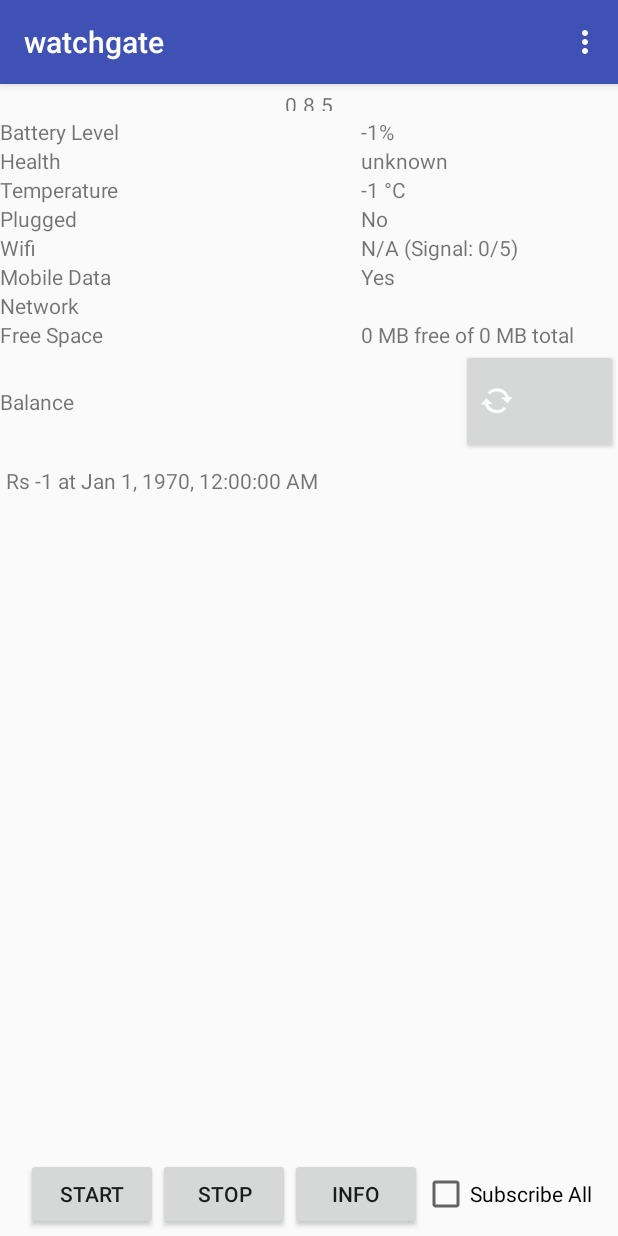
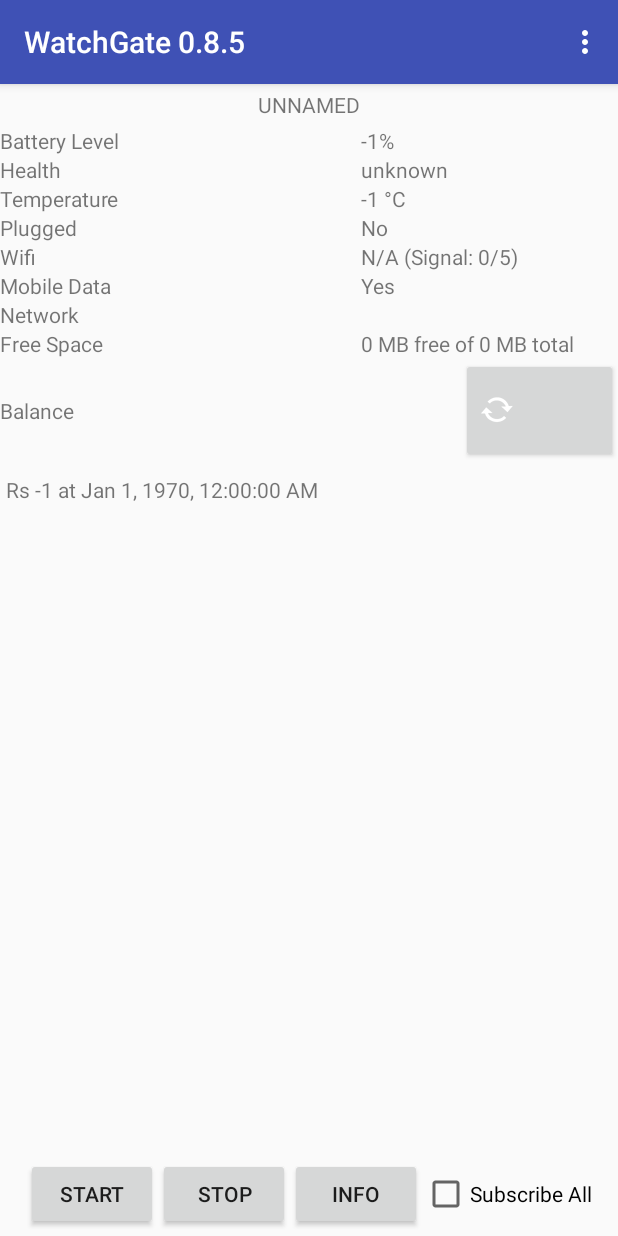
Before and after one commit to binokaryg/watchgate_android, an Android app: the screen it shows after launch (MainActivity), on a phone screen of 412 x 824 dp. Run offline under Robolectric (Android 15) with nearby library versions, the phone set to English and light mode, and no system bars; libraries missing offline, so code that uses them is left out: com.mongodb.lang, com.mongodb.stitch, org.bson; 3 statements that could not run were skipped.

Commit message:
Update notification text, activity title

```diff
--- a/app/src/main/java/com/binokary/watchgate/MainActivity.java
+++ b/app/src/main/java/com/binokary/watchgate/MainActivity.java
@@ -8,6 +8,7 @@
 
 import androidx.core.app.NotificationCompat;
 
+import android.app.PendingIntent;
 import android.content.Context;
 import android.content.DialogInterface;
 import android.content.Intent;
@@ -126,7 +127,6 @@
         setContentView(R.layout.activity_main);
         textView = (TextView) findViewById(R.id.textView);
         titleView = (TextView) findViewById(R.id.textViewTitle);
-        titleView.setText(BuildConfig.VERSION_NAME);
         progressBar = (ProgressBar) findViewById(R.id.progressBar);
 
         levelView = (TextView) findViewById(R.id.textViewLevel);
@@ -154,7 +154,7 @@
         PreferenceManager.setDefaultValues(this, R.xml.pref_smspacks, true);
         mSharedPreferences = PreferenceManager.getDefaultSharedPreferences(this);
 
-        //setTitle("Keep BroadcastReceiver Running After App Exit.");
+        setTitle("WatchGate " + BuildConfig.VERSION_NAME);
 
         //Intent backgroundService = new Intent(getApplicationContext(), GateBackgroundService.class);
         //startService(backgroundService);
@@ -435,6 +435,9 @@
             notificationManager.createNotificationChannel(channel);
         }
         String versionName = BuildConfig.VERSION_NAME;
+        Intent intent = new Intent(this, MainActivity.class);
+        intent.setFlags(Intent.FLAG_ACTIVITY_NEW_TASK | Intent.FLAG_ACTIVITY_CLEAR_TASK);
+        PendingIntent pendingIntent = PendingIntent.getActivity(this, 0, intent, 0);
         persistentNotificationBuilder = new NotificationCompat.Builder(getApplicationContext(), "channel_persistent");
 
         persistentNotificationBuilder.setAutoCancel(false)
@@ -445,8 +448,9 @@
                 .setTicker("Watchgate")
                 .setPriority(Notification.PRIORITY_MAX) // this is deprecated in API 26 but you can still use for below 26
                 .setContentTitle("WG" + versionName)
-                .setContentText("Waiting")
+                .setContentText(getNotificationSummaryText())
                 .setContentInfo("Info")
+                .setContentIntent(pendingIntent)
                 .setOngoing(true);
 
         notificationManager.notify(1, persistentNotificationBuilder.build());
@@ -675,7 +679,7 @@
         Integer balance = prefs.getInt(PrefStrings.PREPAID_BALANCE, -1);
         Integer balanceDue = prefs.getInt(PrefStrings.POSTPAID_BALANCE_DUE, -1);
         Integer balanceCredit = prefs.getInt(PrefStrings.POSTPAID_BALANCE_CREDIT, -1);
-
+         titleView.setText(mSharedPreferences.getString("instance_name", "unnamed").toUpperCase());
         String wifi = prefs.getString(PrefStrings.WIFI_SSID, "N/A");
         Boolean data = prefs.getBoolean(PrefStrings.MOBILE_DATA, false);
         Integer temp = prefs.getInt(PrefStrings.TEMPERATURE, -1);
@@ -708,21 +712,40 @@
 
     }
 
+    public String getNotificationSummaryText() {
+        SharedPreferences prefs = getSharedPreferences(PREF_STATS, MODE_PRIVATE);
+        Boolean postPaid = prefs.getBoolean(PrefStrings.IS_POSTPAID, false);
+        StringBuilder summaryText  = new StringBuilder("");
+        if(postPaid) {
+            int postPaidBalanceCredit = prefs.getInt(PrefStrings.POSTPAID_BALANCE_CREDIT, -1);
+            summaryText.append("Rs " + postPaidBalanceCredit + "*");
+        }
+        else{
+            int prePaidBalance = prefs.getInt(PrefStrings.PREPAID_BALANCE, -1);
+            summaryText.append("Rs " + prePaidBalance);
+        }
+        long balanceDate = prefs.getLong(PrefStrings.BALANCE_DATE, -1);
+        SimpleDateFormat formatter = new SimpleDateFormat("MMM d HH:mm");
+        String dateStringBalance = formatter.format(new Date(balanceDate));
+        summaryText.append(" (" + dateStringBalance + "); ");
+        int smsPack = prefs.getInt(PrefStrings.SMS_PACK_INFO, -1);
+        long smsPackDate = prefs.getLong(PrefStrings.SMS_PACK_INFO_DATE, -1);
+        String dateStringMsg = formatter.format(new Date(smsPackDate));
+        summaryText.append("SMS: " + smsPack + " (" + dateStringMsg + ")");
+        return summaryText.toString();
+    }
+
+    public void updateNotificationSummary(String summaryText) {
+        persistentNotificationBuilder.setContentText(summaryText);
+        notificationManager.notify(1, persistentNotificationBuilder.build());
+    }
+
     public void updateBalanceView(final String msg) {
         MainActivity.this.runOnUiThread(() -> {
             TextView textV1 = findViewById(R.id.textViewBalance);
             textV1.setText(msg);
             progressBar.setVisibility(View.INVISIBLE);
         });
-        SharedPreferences prefs = getSharedPreferences(PREF_STATS, MODE_PRIVATE);
-        notificationManager =
-                (NotificationManager) getSystemService(Context.NOTIFICATION_SERVICE);
-        int smsPack = prefs.getInt(PrefStrings.SMS_PACK_INFO, -1);
-        long smsPackDate = prefs.getLong(PrefStrings.SMS_PACK_INFO_DATE, -1);
-        SimpleDateFormat formatter = new SimpleDateFormat("MMM d HH:mm");
-        String dateString = formatter.format(new Date(smsPackDate));
-        persistentNotificationBuilder.setContentText(msg + "\n SMS: " + smsPack + " (" + dateString + ")");
-        notificationManager.notify(1, persistentNotificationBuilder.build());
     }
 
     public void updateLastSMSInView(final String msg) {
@@ -730,6 +753,7 @@
             TextView textV1 = findViewById(R.id.textViewSMSInTime);
             textV1.setText("Last SMS in: " + msg);
         });
+        updateNotificationSummary(getNotificationSummaryText());
     }
 
     public void updateSMSPackView(final String msg) {
@@ -737,24 +761,7 @@
             TextView textV1 = findViewById(R.id.textViewSMSPack);
             textV1.setText("SMS Pack: " + msg);
         });
-        SharedPreferences prefs = getSharedPreferences(PREF_STATS, MODE_PRIVATE);
-        Boolean postPaid = prefs.getBoolean(PrefStrings.IS_POSTPAID, false);
-        StringBuilder balanceText  = new StringBuilder("");
-        if(postPaid) {
-            int postPaidBalanceCredit = prefs.getInt(PrefStrings.POSTPAID_BALANCE_CREDIT, -1);
-            balanceText.append("Rs " + postPaidBalanceCredit + "*");
-        }
-        else{
-            int prePaidBalance = prefs.getInt(PrefStrings.PREPAID_BALANCE, -1);
-            balanceText.append("Rs " + prePaidBalance);
-        }
-        long balanceDate = prefs.getLong(PrefStrings.BALANCE_DATE, -1);
-        SimpleDateFormat formatter = new SimpleDateFormat("MMM d HH:mm");
-        String dateString = formatter.format(new Date(balanceDate));
-        balanceText.append(" (" + dateString + "); ");
-        balanceText.append(msg);
-        persistentNotificationBuilder.setContentText(balanceText.toString());
-        notificationManager.notify(1, persistentNotificationBuilder.build());
+        updateNotificationSummary(getNotificationSummaryText());
     }
 
     /**
--- a/app/src/main/res/layout/activity_main.xml
+++ b/app/src/main/res/layout/activity_main.xml
@@ -18,7 +18,7 @@
     <TextView
         android:id="@+id/textViewTitle"
         android:layout_width="wrap_content"
-        android:layout_height="14dp"
+        android:layout_height="20dp"
         android:layout_marginStart="10dp"
         android:layout_marginTop="4dp"
         android:layout_marginEnd="10dp"
--- a/build.gradle
+++ b/build.gradle
@@ -7,7 +7,7 @@
         jcenter()
     }
     dependencies {
-        classpath 'com.android.tools.build:gradle:3.3.2'
+        classpath 'com.android.tools.build:gradle:3.5.0'
         classpath 'com.google.gms:google-services:4.0.1'
 
         // NOTE: Do not place your application dependencies here; they belong
```
Also changed, not shown: app/src/main/ic_i_see-web.png (deleted), gradle/wrapper/gradle-wrapper.properties.
